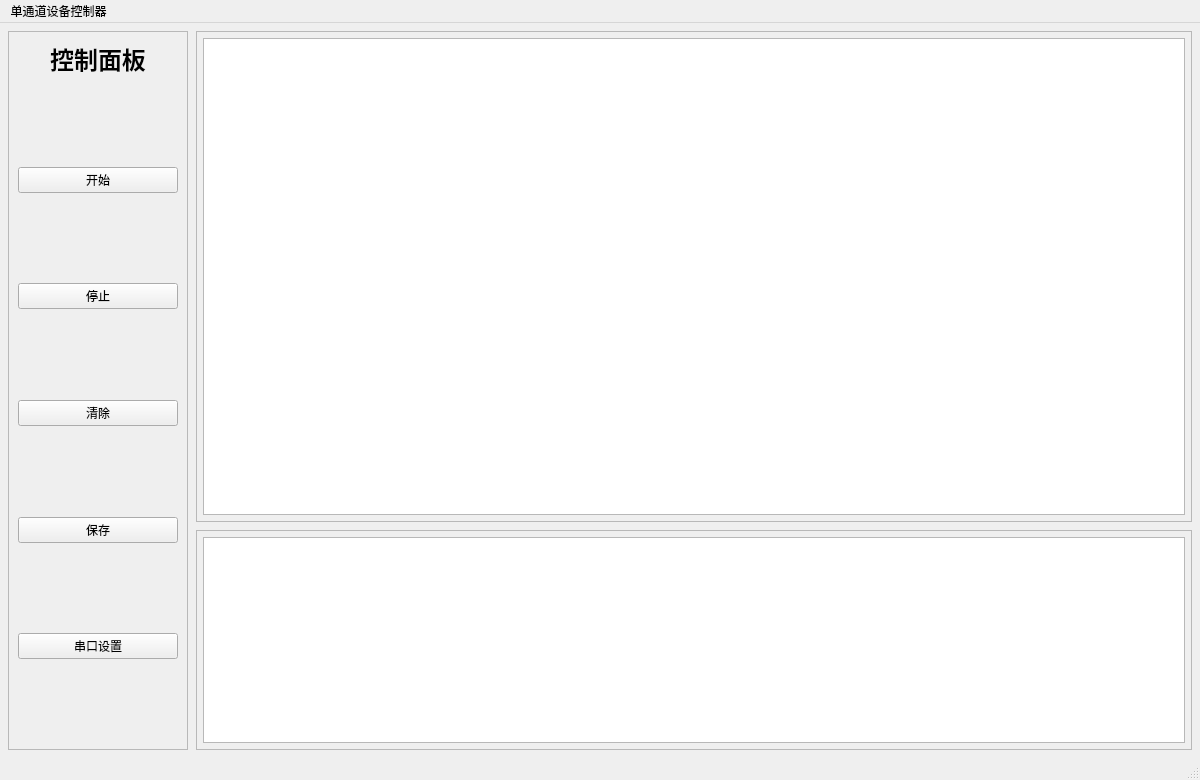
Above: mainwindow.ui from cyy1156/QtBCI before the change. Below: the same form after it.
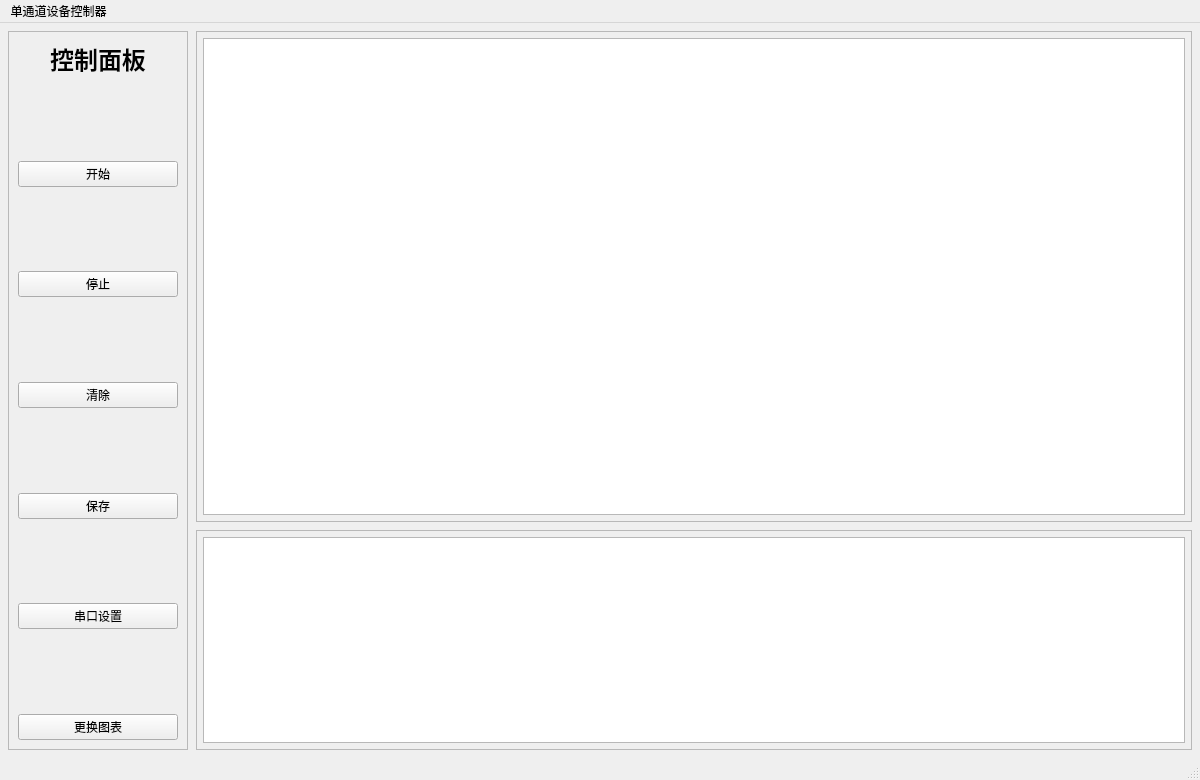
That is the form after the change.

The edit to the form file:
```diff
--- a/mainwindow.ui
+++ b/mainwindow.ui
@@ -183,6 +183,13 @@
          </property>
         </spacer>
        </item>
+       <item>
+        <widget class="QPushButton" name="pushButton_picture">
+         <property name="text">
+          <string>更换图表</string>
+         </property>
+        </widget>
+       </item>
       </layout>
      </widget>
     </item>
```
